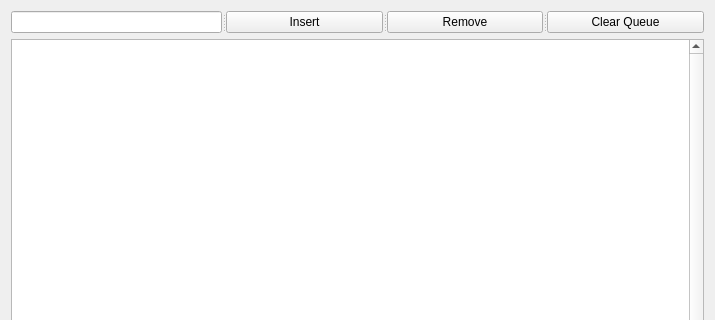
This is DataVisualizer/queue.ui in ranjiniarthi/DataVisualizer-Cpp as Qt 5 draws it before an edit; both pictures show x 0 to 715 and y 0 to 320 of the 715 by 578 pixel window. The edited form follows.
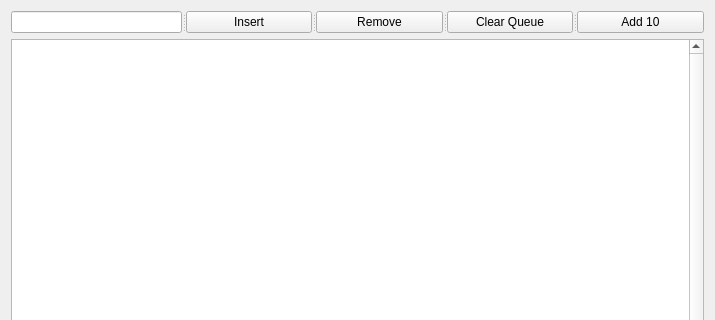
This is the edited form.

Diff of the .ui file:
```diff
--- a/DataVisualizer/queue.ui
+++ b/DataVisualizer/queue.ui
@@ -35,6 +35,11 @@
        <string>Clear Queue</string>
       </property>
      </widget>
+     <widget class="QPushButton" name="pushButton_4">
+      <property name="text">
+       <string>Add 10</string>
+      </property>
+     </widget>
     </widget>
    </item>
    <item row="1" column="0">
```
